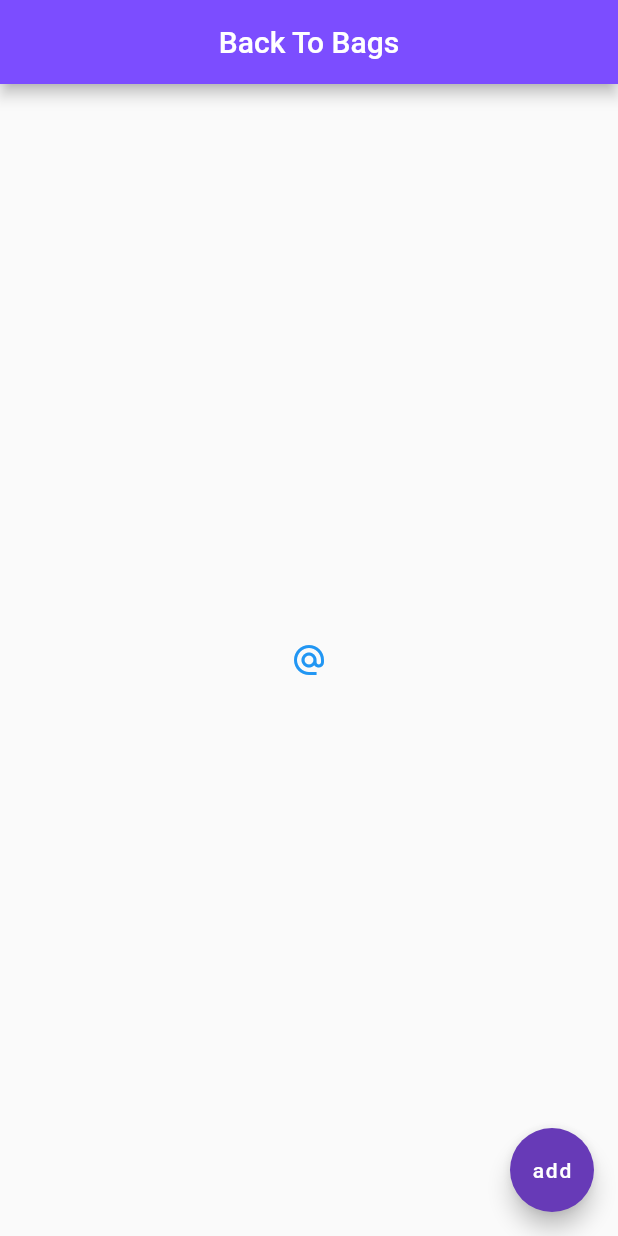
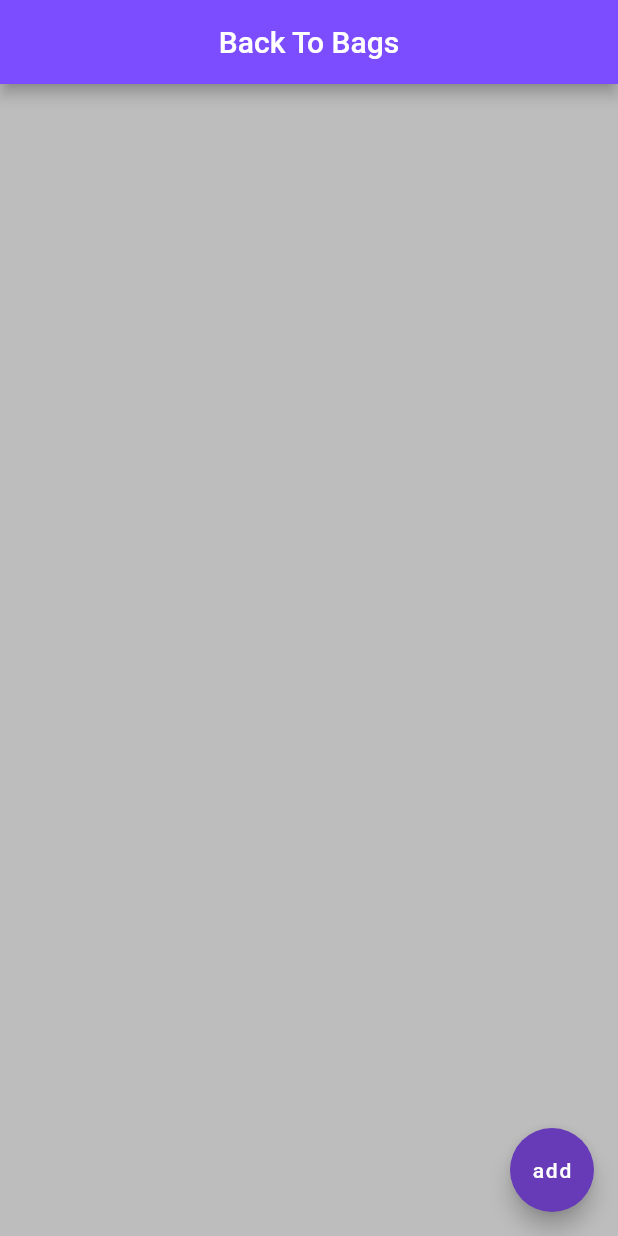
Before and after one commit to gokintosh/myapp, a Flutter app: the screen it shows after launch, on a phone screen of 412 x 824 dp. Run offline on Flutter 3.47's test engine with Material 2 defaults, Android fonts, the phone set to English and light mode, and no system bars.

Commit message:
added the container widget

```diff
--- a/lib/main.dart
+++ b/lib/main.dart
@@ -14,17 +14,9 @@ class Home extends StatelessWidget {
         centerTitle: true,
         backgroundColor: Colors.deepPurpleAccent,
       ),
-      body: Center(
-        child: IconButton(
-          onPressed: (){
-            print('this branch is containers and padding');
-          },
-          icon: Icon(Icons.alternate_email),
-          color: Colors.blue,
-
-        )
-
-        ),
+      body:Container(
+        color: Colors.grey[400],
+      ),
 
       floatingActionButton: FloatingActionButton(
         onPressed: (){},
```
